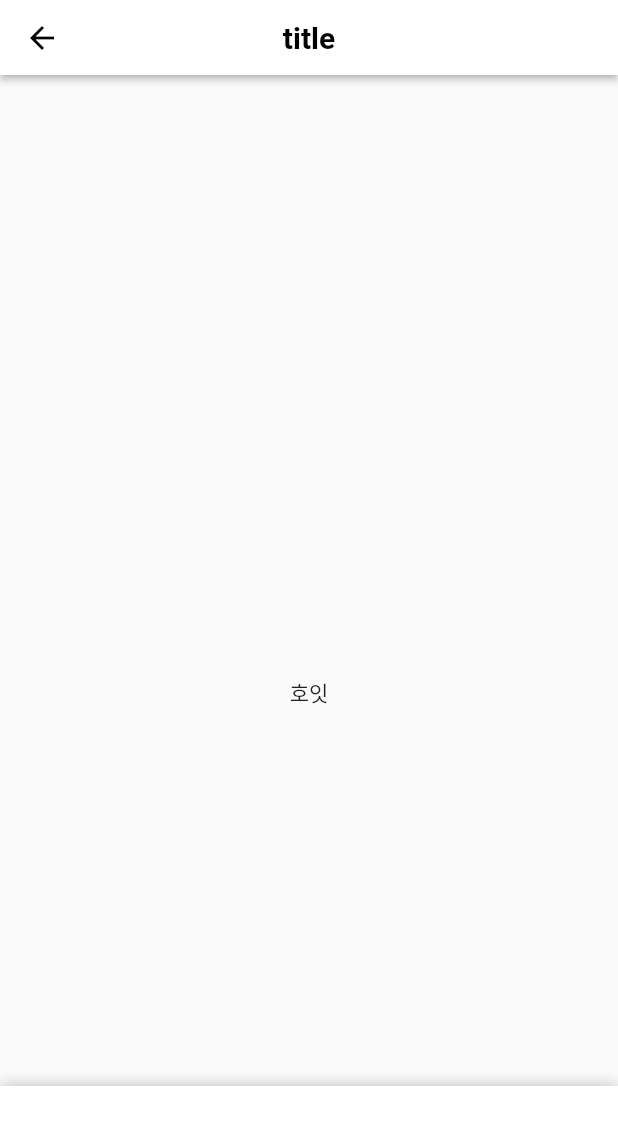
After one commit to chwijunTime/ChwijunTimeAPP, a Flutter app: the SlidingPanel screen opened directly, on a phone screen of 412 x 824 dp. The commit adds this screen. Shown: the top 1125 px of the screen. Run offline on Flutter 3.47's test engine with Material 2 defaults, Android fonts, the phone set to English and light mode, and no system bars; drawn by our look-alikes of sliding_up_panel; our stand-ins replace auto_size_text, carousel_slider, dio, geocoding, google_maps_flutter, retrofit; missing offline and left inert: sweet_alert_dialogs; generated files the repository leaves out were written again.

Commit message:
[FIX] import ERROR

```diff
--- a/flutter_app/app_user/lib/main.dart
+++ b/flutter_app/app_user/lib/main.dart
@@ -1,5 +1,5 @@
-import 'file:///D:/ChwijunTime/flutter_app/app_user/lib/screens/list_page/company_notice.dart';
-import 'file:///D:/ChwijunTime/flutter_app/app_user/lib/screens/list_page/contracting_company.dart';
+import 'package:app_user/screens/list_page/company_notice.dart';
+import 'package:app_user/screens/list_page/contracting_company.dart';
 import 'package:app_user/screens/find_acount_page.dart';
 import 'package:app_user/screens/join_page.dart';
 import 'package:app_user/screens/login_page.dart';
--- /dev/null
+++ b/flutter_app/app_user/lib/screens/sliding_panel.dart
@@ -0,0 +1,21 @@
+import 'package:app_user/widgets/app_bar.dart';
+import 'package:flutter/material.dart';
+import 'package:sliding_up_panel/sliding_up_panel.dart';
+
+class SlidingPanel extends StatefulWidget {
+  @override
+  _SlidingPanelState createState() => _SlidingPanelState();
+}
+
+class _SlidingPanelState extends State<SlidingPanel> {
+  @override
+  Widget build(BuildContext context) {
+    return Scaffold(
+      appBar: buildAppBar("title"),
+      body: SlidingUpPanel(
+        panel: Center(child: Text("향;ㅣ러밀"),),
+        body: Center(child:  Text("호잇"),),
+      ),
+    );
+  }
+}
```
